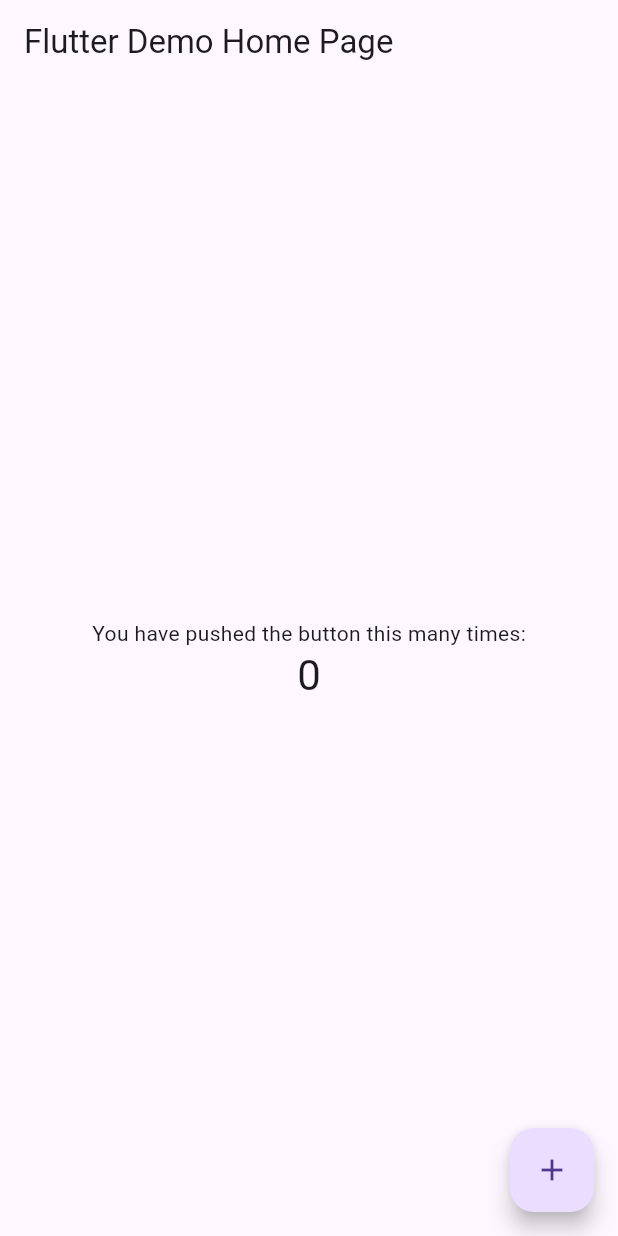
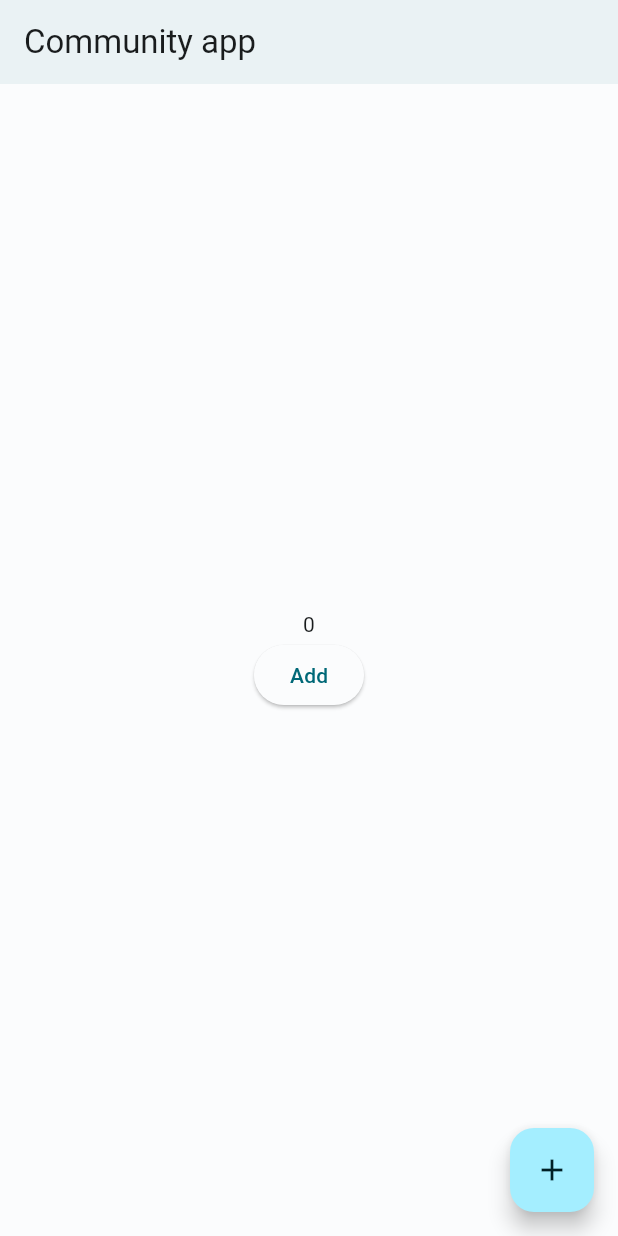
Before and after one commit to omthakre861/community_app, a Flutter app: the screen it shows after launch, on a phone screen of 412 x 824 dp. Run offline on Flutter 3.47's test engine with Material 3 defaults, Android fonts, the phone set to English and light mode, and no system bars.

Commit message:
Prepare apptheme

```diff
--- a/lib/main.dart
+++ b/lib/main.dart
@@ -1,116 +1,60 @@
 import 'package:flutter/material.dart';
+import 'color_schemes.g.dart';
 
 void main() {
   runApp(const MyApp());
 }
 
 class MyApp extends StatelessWidget {
-  const MyApp({super.key});
+  const MyApp({Key? key}) : super(key: key);
 
   // This widget is the root of your application.
   @override
   Widget build(BuildContext context) {
     return MaterialApp(
-      title: 'Flutter Demo',
-      theme: ThemeData(
-        // This is the theme of your application.
-        //
-        // Try running your application with "flutter run". You'll see the
-        // application has a blue toolbar. Then, without quitting the app, try
-        // changing the primarySwatch below to Colors.green and then invoke
-        // "hot reload" (press "r" in the console where you ran "flutter run",
-        // or simply save your changes to "hot reload" in a Flutter IDE).
-        // Notice that the counter didn't reset back to zero; the application
-        // is not restarted.
-        useMaterial3: true,
-      ),
-
-      home: const MyHomePage(title: 'Flutter Demo Home Page'),
+      theme: ThemeData(useMaterial3: true, colorScheme: lightColorScheme),
+      darkTheme: ThemeData(useMaterial3: true, colorScheme: darkColorScheme),
+      home: const Home(),
     );
   }
 }
 
-class MyHomePage extends StatefulWidget {
-  const MyHomePage({super.key, required this.title});
-
-  // This widget is the home page of your application. It is stateful, meaning
-  // that it has a State object (defined below) that contains fields that affect
-  // how it looks.
-
-  // This class is the configuration for the state. It holds the values (in this
-  // case the title) provided by the parent (in this case the App widget) and
-  // used by the build method of the State. Fields in a Widget subclass are
-  // always marked "final".
-
-  final String title;
+class Home extends StatefulWidget {
+  const Home({Key? key}) : super(key: key);
 
   @override
-  State<MyHomePage> createState() => _MyHomePageState();
+  State<Home> createState() => _HomeState();
 }
 
-class _MyHomePageState extends State<MyHomePage> {
-  int _counter = 0;
+class _HomeState extends State<Home> {
+  var counter = 0;
+  // This widget is the root of your application.
 
-  void _incrementCounter() {
+  addCounter() {
     setState(() {
-      // This call to setState tells the Flutter framework that something has
-      // changed in this State, which causes it to rerun the build method below
-      // so that the display can reflect the updated values. If we changed
-      // _counter without calling setState(), then the build method would not be
-      // called again, and so nothing would appear to happen.
-      _counter++;
+      counter++;
     });
   }
 
   @override
   Widget build(BuildContext context) {
-    // This method is rerun every time setState is called, for instance as done
-    // by the _incrementCounter method above.
-    //
-    // The Flutter framework has been optimized to make rerunning build methods
-    // fast, so that you can just rebuild anything that needs updating rather
-    // than having to individually change instances of widgets.
     return Scaffold(
         appBar: AppBar(
-        // Here we take the value from the MyHomePage object that was created by
-        // the App.build method, and use it to set our appbar title.
-        title: Text(widget.title),
+          elevation: 2,
+          title: Text("Community app"),
         ),
         body: Center(
-        // Center is a layout widget. It takes a single child and positions it
-        // in the middle of the parent.
           child: Column(
-          // Column is also a layout widget. It takes a list of children and
-          // arranges them vertically. By default, it sizes itself to fit its
-          // children horizontally, and tries to be as tall as its parent.
-          //
-          // Invoke "debug painting" (press "p" in the console, choose the
-          // "Toggle Debug Paint" action from the Flutter Inspector in Android
-          // Studio, or the "Toggle Debug Paint" command in Visual Studio Code)
-          // to see the wireframe for each widget.
-          //
-          // Column has various properties to control how it sizes itself and
-          // how it positions its children. Here we use mainAxisAlignment to
-          // center the children vertically; the main axis here is the vertical
-          // axis because Columns are vertical (the cross axis would be
-          // horizontal).
             mainAxisAlignment: MainAxisAlignment.center,
-          children: <Widget>[
-            const Text(
-              'You have pushed the button this many times:',
+            children: [
+              Text(
+                counter.toString(),
               ),
-            Text(
-              '$_counter',
-              style: Theme.of(context).textTheme.headlineMedium,
-            ),
+              ElevatedButton(onPressed: addCounter, child: Text("Add"))
             ],
           ),
         ),
         floatingActionButton: FloatingActionButton(
-        onPressed: _incrementCounter,
-        tooltip: 'Increment',
-        child: const Icon(Icons.add),
-      ), // This trailing comma makes auto-formatting nicer for build methods.
-    );
+            child: Icon(Icons.add), onPressed: () => {}, tooltip: 'Increment'));
   }
 }
```
Also changed, not shown: lib/color_schemes.g.dart (added), 1 other file. Lines whose indentation alone changed are shown as unchanged.
